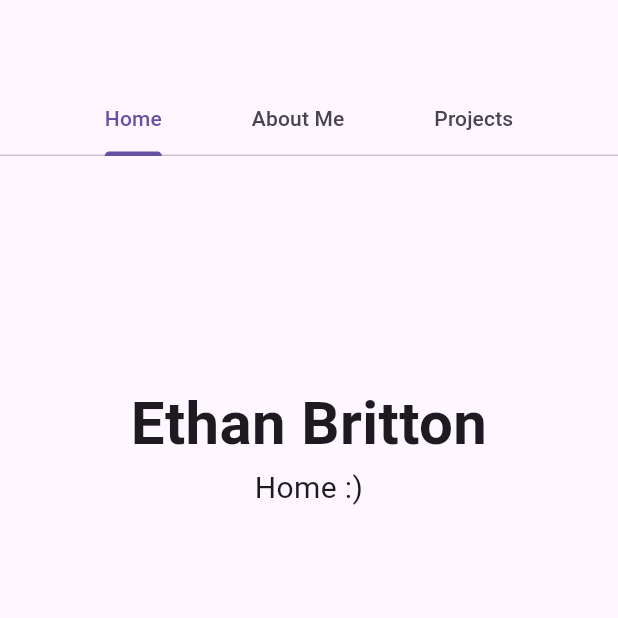
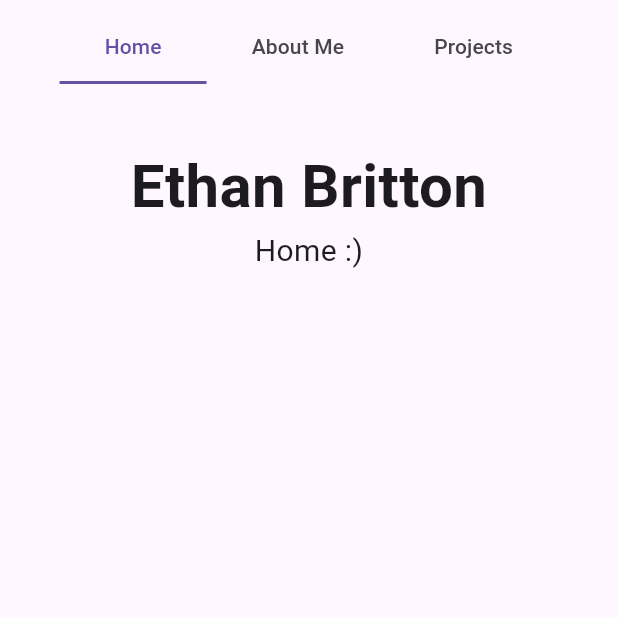
Before and after one commit to pizmiz1/website, a Flutter app: the screen it shows after launch, on a phone screen of 412 x 824 dp, the top half of it. Run offline on Flutter 3.47's test engine with Material 3 defaults, Android fonts, the phone set to English and light mode, and no system bars.

Commit message:
Nav tweaks

```diff
--- a/lib/nav.dart
+++ b/lib/nav.dart
@@ -19,10 +19,22 @@ class TabBarExample extends StatelessWidget {
       length: 3,
       child: Scaffold(
         appBar: AppBar(
-            bottom: const TabBar(
+            bottom: PreferredSize(
+          preferredSize: Size.fromHeight(0),
+          child: Row(children: [
+            Expanded(
+              child: Text(
+                "TEST",
+                style: TextStyle(color: Colors.transparent),
+              ),
+            ),
+            TabBar(
+              indicatorSize: TabBarIndicatorSize.tab,
+              dividerColor: Colors.transparent,
+              tabAlignment: TabAlignment.center,
               isScrollable: true,
-          tabAlignment: TabAlignment.center,
-          labelPadding: EdgeInsets.symmetric(horizontal: 30.0),
+              padding: EdgeInsets.only(right: 40),
+              labelPadding: EdgeInsets.only(right: 30, left: 30),
               tabs: <Widget>[
                 Tab(
                   text: "Home",
@@ -34,8 +46,12 @@ class TabBarExample extends StatelessWidget {
                   text: "Projects",
                 ),
               ],
+            )
+          ]),
         )),
-        body: TabBarView(children: _tabs),
+        body: TabBarView(
+          children: _tabs,
+        ),
       ),
     );
   }
--- a/lib/screens/home.dart
+++ b/lib/screens/home.dart
@@ -3,9 +3,8 @@ import 'package:flutter/material.dart';
 class HomePage extends StatelessWidget {
   @override
   Widget build(BuildContext context) {
-    return Scaffold(
-        body: Container(
-            margin: EdgeInsets.only(top: 150),
+    return Container(
+        margin: EdgeInsets.only(top: 40),
         child: Column(children: [
           Center(
             child: Text(
@@ -21,6 +20,6 @@ class HomePage extends StatelessWidget {
               style: TextStyle(fontSize: 20),
             ),
           )
-            ])));
+        ]));
   }
 }
```
Also changed, not shown: lib/screens/about.dart (+3 -4 lines), lib/screens/projects.dart (+3 -4 lines). Lines whose indentation alone changed are shown as unchanged.
